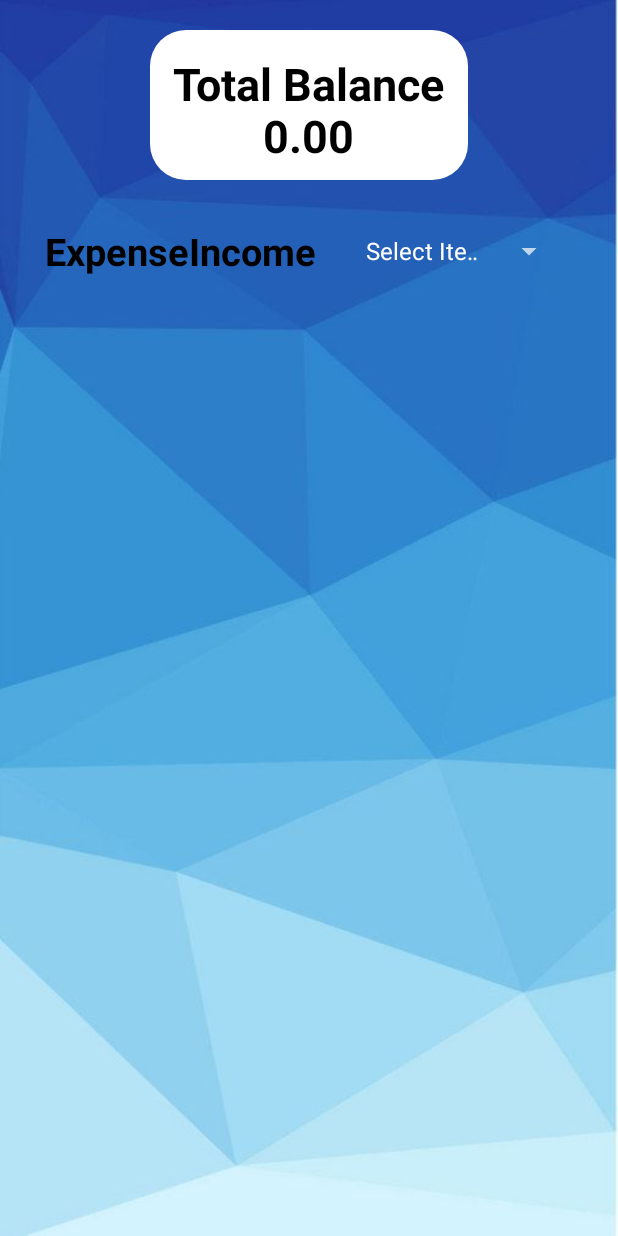
After one commit to Nandani2005/financetracker, an Android app built with Jetpack Compose: the categorypage screen opened directly, with no data from a screen before it, on a phone screen of 412 x 824 dp. The commit adds this screen. Run offline under Robolectric (Android 15) with nearby library versions, the phone set to English and light mode, and no system bars.

Commit message:
Commit done

```diff
--- a/app/src/main/AndroidManifest.xml
+++ b/app/src/main/AndroidManifest.xml
@@ -12,6 +12,9 @@
         android:supportsRtl="true"
         android:theme="@style/Theme.Design.NoActionBar"
         tools:targetApi="31">
+        <activity
+            android:name=".BaseActivity1"
+            android:exported="false" />
         <activity
             android:name=".baseactivity"
             android:exported="false" />
--- /dev/null
+++ b/app/src/main/java/com/example/financetracker/categorypage.kt
@@ -0,0 +1,48 @@
+package com.example.financetracker
+
+
+
+import android.os.Bundle
+import android.view.View
+import android.widget.AdapterView
+import android.widget.ArrayAdapter
+import android.widget.Spinner
+import android.widget.Toast
+import androidx.appcompat.app.AppCompatActivity
+
+class categorypage : AppCompatActivity() {
+
+    private lateinit var mySpinner: Spinner
+
+    override fun onCreate(savedInstanceState: Bundle?) {
+        super.onCreate(savedInstanceState)
+        setContentView(R.layout.activity_categorypage)
+
+        mySpinner = findViewById(R.id.mySpinner)
+
+        // Dropdown list items
+        val items = arrayOf("Select Item", "Apple", "Banana", "Cherry", "Date")
+
+        val adapter = ArrayAdapter(this, android.R.layout.simple_spinner_item, items)
+        adapter.setDropDownViewResource(android.R.layout.simple_spinner_dropdown_item)
+        mySpinner.adapter = adapter
+
+        mySpinner.onItemSelectedListener = object : AdapterView.OnItemSelectedListener {
+            override fun onItemSelected(
+                parent: AdapterView<*>,
+                view: View,
+                position: Int,
+                id: Long
+            ) {
+                val selected = parent.getItemAtPosition(position).toString()
+                if (position != 0) { // skip "Select Item"
+                    Toast.makeText(this@categorypage, "Selected: $selected", Toast.LENGTH_SHORT).show()
+                }
+            }
+
+            override fun onNothingSelected(parent: AdapterView<*>) {
+                // Do nothing
+            }
+        }
+    }
+}
--- a/app/src/main/java/com/example/financetracker/homepageactivity.kt
+++ b/app/src/main/java/com/example/financetracker/homepageactivity.kt
@@ -7,7 +7,7 @@ import androidx.appcompat.app.AppCompatActivity
 import androidx.core.view.ViewCompat
 import androidx.core.view.WindowInsetsCompat
 
-class homepageactivity : BaseActivity() {
+class homepageactivity : AppCompatActivity() {
     override fun onCreate(savedInstanceState: Bundle?) {
         super.onCreate(savedInstanceState)
         enableEdgeToEdge()
--- /dev/null
+++ b/app/src/main/res/layout/activity_categorypage.xml
@@ -0,0 +1,90 @@
+<?xml version="1.0" encoding="utf-8"?>
+<LinearLayout xmlns:android="http://schemas.android.com/apk/res/android"
+    xmlns:app="http://schemas.android.com/apk/res-auto"
+    xmlns:tools="http://schemas.android.com/tools"
+    android:id="@+id/main"
+    android:orientation="vertical"
+    android:layout_width="match_parent"
+    android:background="@drawable/homebg"
+    android:layout_height="match_parent"
+    tools:context=".categorypage">
+
+     <LinearLayout
+        android:layout_width="wrap_content"
+        android:layout_height="100dp"
+        android:orientation="vertical"
+        android:background="@drawable/cruve"
+        android:layout_marginLeft="100dp"
+        android:layout_marginTop="20dp"
+        android:padding="15dp"
+        >
+        <TextView
+                android:id="@+id/TotBal"
+                android:layout_width="wrap_content"
+                android:layout_height="wrap_content"
+                android:layout_weight="1"
+                android:text="Total Balance"
+            android:textStyle="bold"
+            android:textSize="30dp"
+            android:textColor="@color/black"
+            />
+        <TextView
+            android:id="@+id/Balance"
+            android:layout_width="wrap_content"
+            android:layout_height="wrap_content"
+            android:layout_weight="1"
+            android:text="0.00"
+            android:textStyle="bold"
+            android:textSize="30dp"
+            android:layout_gravity="center"
+            android:textColor="@color/black"
+            />
+
+    </LinearLayout>
+
+    <LinearLayout
+        android:layout_width="match_parent"
+        android:layout_height="wrap_content"
+        android:orientation="horizontal"
+        android:layout_margin="20dp">
+        <LinearLayout
+            android:layout_width="wrap_content"
+            android:layout_height="wrap_content"
+            android:orientation="horizontal"
+            android:layout_margin="10dp">
+
+        <TextView
+            android:id="@+id/expense"
+            android:layout_width="wrap_content"
+            android:layout_height="wrap_content"
+            android:layout_weight="1"
+            android:text="Expense"
+            android:textColor="@color/black"
+            android:textSize="25dp"
+            android:textStyle="bold" />
+
+        <TextView
+            android:id="@+id/income"
+            android:layout_width="wrap_content"
+            android:layout_height="wrap_content"
+            android:layout_weight="1"
+            android:text="Income"
+            android:textColor="@color/black"
+            android:textSize="25dp"
+            android:textStyle="bold" />
+
+        </LinearLayout>
+
+        <Spinner
+            android:id="@+id/mySpinner"
+            android:layout_width="match_parent"
+            android:layout_margin="15dp"
+
+            android:layout_height="wrap_content" />
+
+    </LinearLayout>
+
+
+
+
+</LinearLayout>
```
